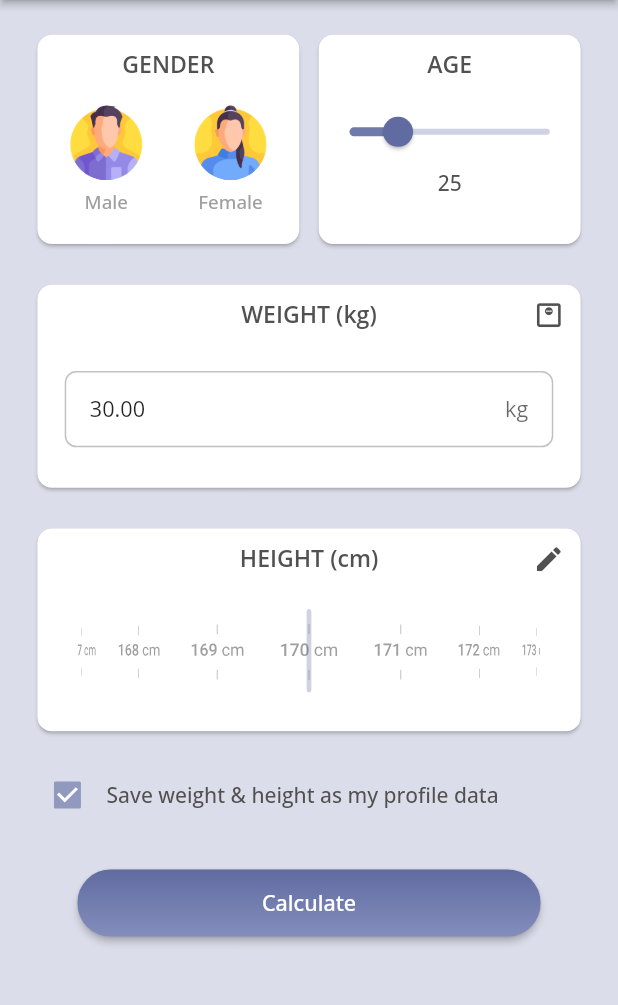
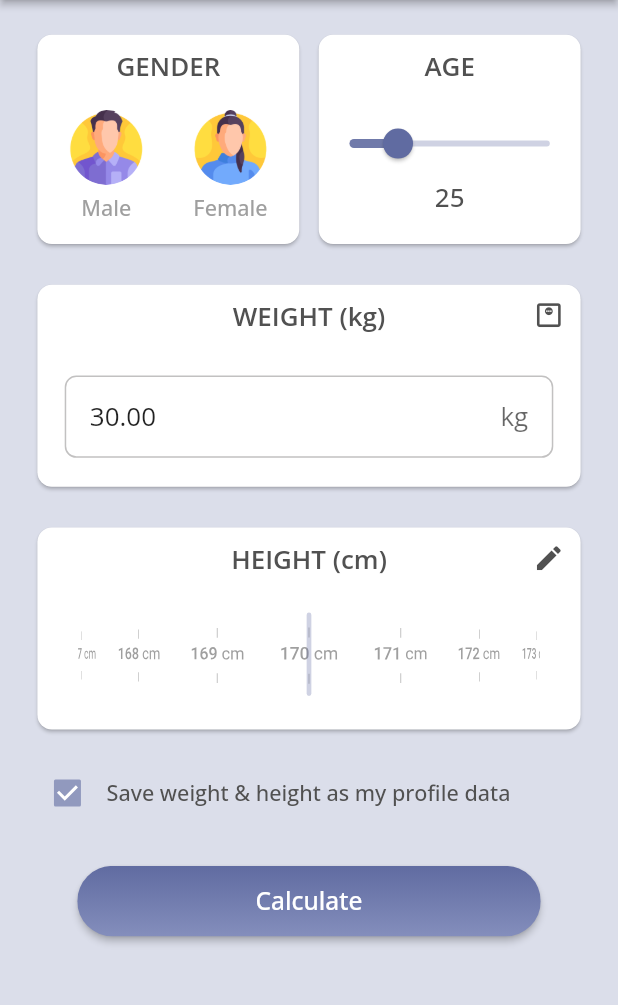
Before and after one commit to MSahirullah/BMI_Calculator_App, a Flutter app: the screen it shows once a user with an empty profile is signed in, after a tap on the "edit" icon, on a phone screen of 412 x 824 dp, the part 84-1089 px from its top. Run offline on Flutter 3.47's test engine with Material 2 defaults, Android fonts, the phone set to English and light mode, and no system bars; our stand-ins replace cached_network_image, cloud_firestore, firebase_auth, firebase_core, firebase_storage, flutter_easyloading and 7 more; missing offline and left inert: age_calculator; accounts and stored records are empty.

Commit message:
Font size bug fixed

```diff
--- a/lib/Screens/home_screen.dart
+++ b/lib/Screens/home_screen.dart
@@ -186,7 +186,7 @@ class _HomeScreenState extends State<HomeScreen> {
                             "GENDER",
                             style: TextStyle(
                               fontWeight: FontWeight.w600,
-                              fontSize: Dimentions.pxH * 16,
+                              fontSize: Dimentions.pxH * 18,
                               color: AppColors.secondaryColor,
                             ),
                           ),
@@ -241,7 +241,7 @@ class _HomeScreenState extends State<HomeScreen> {
                                       Text(
                                         "Male",
                                         style: TextStyle(
-                                          fontSize: Dimentions.pxH * 13,
+                                          fontSize: Dimentions.pxH * 15,
                                           fontWeight: FontWeight.w500,
                                           color: _genderSelected == 'Male'
                                               ? AppColors.secondaryColor
@@ -292,7 +292,7 @@ class _HomeScreenState extends State<HomeScreen> {
                                       Text(
                                         "Female",
                                         style: TextStyle(
-                                          fontSize: Dimentions.pxH * 13,
+                                          fontSize: Dimentions.pxH * 15,
                                           fontWeight: FontWeight.w500,
                                           color: _genderSelected == 'Female'
                                               ? AppColors.secondaryColor
@@ -332,12 +332,12 @@ class _HomeScreenState extends State<HomeScreen> {
                           Text(
                             "AGE",
                             style: TextStyle(
-                              fontSize: Dimentions.pxH * 16,
+                              fontSize: Dimentions.pxH * 18,
                               fontWeight: FontWeight.w600,
                               color: AppColors.secondaryColor,
                             ),
                           ),
-                          SizedBox(height: Dimentions.height10 * 2.5),
+                          SizedBox(height: Dimentions.height10 * 3),
                           Row(
                             mainAxisAlignment: MainAxisAlignment.center,
                             children: [
@@ -377,6 +377,7 @@ class _HomeScreenState extends State<HomeScreen> {
                             style: TextStyle(
                               color: AppColors.secondaryColor,
                               fontWeight: FontWeight.w500,
+                              fontSize: Dimentions.pxH * 18,
                             ),
                           ),
                           SizedBox(
@@ -397,6 +398,7 @@ class _HomeScreenState extends State<HomeScreen> {
                 elevation: 1.0,
                 child: Container(
                   width: double.infinity,
+                  height: Dimentions.height10 * 14,
                   padding: EdgeInsets.symmetric(
                       vertical: Dimentions.height10,
                       horizontal: Dimentions.width10),
@@ -413,7 +415,7 @@ class _HomeScreenState extends State<HomeScreen> {
                                   "WEIGHT (kg)",
                                   style: TextStyle(
                                     fontWeight: FontWeight.w600,
-                                    fontSize: Dimentions.pxH * 16,
+                                    fontSize: Dimentions.pxH * 18,
                                     color: AppColors.secondaryColor,
                                   ),
                                 ),
@@ -510,7 +512,7 @@ class _HomeScreenState extends State<HomeScreen> {
                                   controller: weightController,
                                   key: const ValueKey('Weight'),
                                   style: TextStyle(
-                                    fontSize: Dimentions.height10 * 1.5,
+                                    fontSize: Dimentions.height10 * 1.8,
                                   ),
                                   keyboardType: TextInputType.number,
                                   inputFormatters: [
@@ -568,6 +570,7 @@ class _HomeScreenState extends State<HomeScreen> {
                 elevation: 1.0,
                 child: Container(
                   width: double.infinity,
+                  height: Dimentions.height10 * 14,
                   padding: EdgeInsets.symmetric(
                       horizontal: Dimentions.width10,
                       vertical: Dimentions.height10),
@@ -584,7 +587,7 @@ class _HomeScreenState extends State<HomeScreen> {
                                   "HEIGHT (cm)",
                                   style: TextStyle(
                                     fontWeight: FontWeight.w600,
-                                    fontSize: Dimentions.pxH * 16,
+                                    fontSize: Dimentions.pxH * 18,
                                     color: AppColors.secondaryColor,
                                   ),
                                 ),
@@ -681,7 +684,7 @@ class _HomeScreenState extends State<HomeScreen> {
                                   controller: heightController,
                                   key: const ValueKey('Height'),
                                   style: TextStyle(
-                                    fontSize: Dimentions.height15,
+                                    fontSize: Dimentions.height10 * 1.8,
                                   ),
                                   keyboardType: TextInputType.number,
                                   inputFormatters: [
@@ -748,6 +751,7 @@ class _HomeScreenState extends State<HomeScreen> {
                     style: TextStyle(
                       color: AppColors.secondaryColor,
                       fontWeight: FontWeight.w500,
+                      fontSize: Dimentions.pxH * 15,
                     ),
                   ),
                 ],
--- a/lib/widgets/custom_text_button.dart
+++ b/lib/widgets/custom_text_button.dart
@@ -48,7 +48,7 @@ class CustomTextButton extends StatelessWidget {
                   ? FaIcon(
                       icon,
                       color: Colors.white,
-                      size: Dimentions.pxH * 16,
+                      size: Dimentions.pxH * 17,
                     )
                   : Container(),
               isHaveIcon ? SizedBox(width: Dimentions.width15) : Container(),
@@ -56,7 +56,7 @@ class CustomTextButton extends StatelessWidget {
                 btnText,
                 style: TextStyle(
                   color: Colors.white,
-                  fontSize: Dimentions.height15,
+                  fontSize: Dimentions.pxH * 17,
                 ),
                 textAlign: TextAlign.center,
               ),
```
Also changed, not shown: lib/Screens/bmi_history.dart (+20 -8 lines), lib/Screens/my_profile.dart (+45 -21 lines), lib/Screens/settings.dart (+28 -6 lines), lib/widgets/bmi_history_cart.dart (+25 -4 lines), lib/widgets/side_bar.dart (+10 -7 lines).
